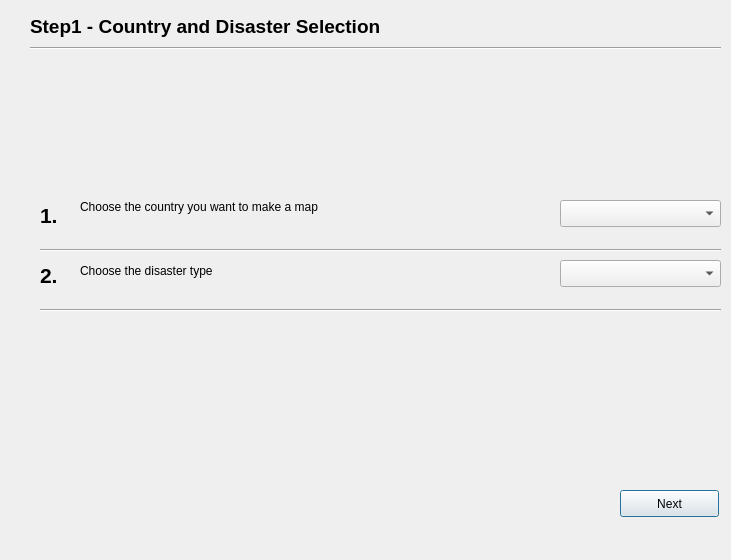
Above: wizard_impact_0_base.ui from anggabayu21/emergency_mapper_qgis_plugin before the change. Below: the same form after it.
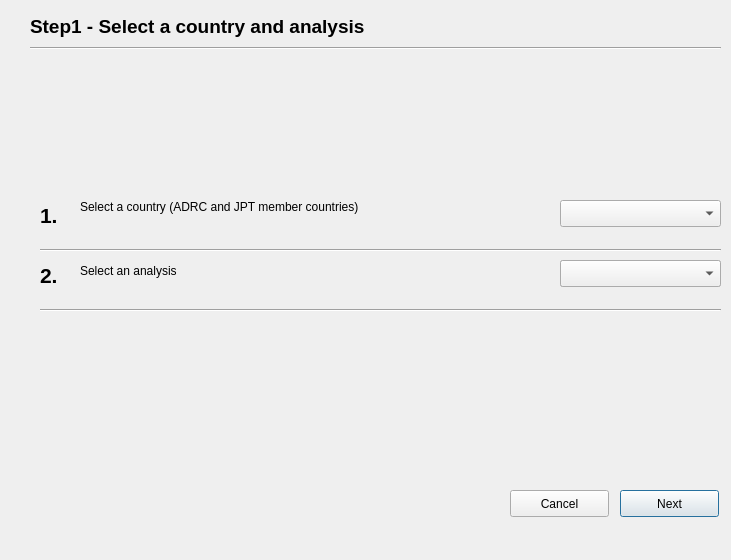
That is the form after the change.

Diff of the .ui file:
```diff
--- a/wizard_impact_0_base.ui
+++ b/wizard_impact_0_base.ui
@@ -18,12 +18,12 @@
     <rect>
      <x>80</x>
      <y>200</y>
-     <width>291</width>
+     <width>461</width>
      <height>41</height>
     </rect>
    </property>
    <property name="text">
-    <string>&lt;html&gt;&lt;head/&gt;&lt;body&gt;&lt;p&gt;Choose the country you want to make a map&lt;/p&gt;&lt;/body&gt;&lt;/html&gt;</string>
+    <string>&lt;html&gt;&lt;head/&gt;&lt;body&gt;&lt;p&gt;Select a country (ADRC and JPT member countries)&lt;/p&gt;&lt;/body&gt;&lt;/html&gt;</string>
    </property>
    <property name="alignment">
     <set>Qt::AlignLeading|Qt::AlignLeft|Qt::AlignTop</set>
@@ -62,7 +62,7 @@
     </font>
    </property>
    <property name="text">
-    <string>Step1 - Country and Disaster Selection</string>
+    <string>Step1 - Select a country and analysis</string>
    </property>
   </widget>
   <widget class="Line" name="line">
@@ -154,7 +154,7 @@
     </rect>
    </property>
    <property name="text">
-    <string>&lt;html&gt;&lt;head/&gt;&lt;body&gt;&lt;p&gt;Choose the disaster type&lt;/p&gt;&lt;/body&gt;&lt;/html&gt;</string>
+    <string>&lt;html&gt;&lt;head/&gt;&lt;body&gt;&lt;p&gt;Select an analysis&lt;/p&gt;&lt;/body&gt;&lt;/html&gt;</string>
    </property>
    <property name="alignment">
     <set>Qt::AlignLeading|Qt::AlignLeft|Qt::AlignTop</set>
@@ -183,6 +183,29 @@
     </rect>
    </property>
   </widget>
+  <widget class="QComboBox" name="analysis_comboBox">
+   <property name="geometry">
+    <rect>
+     <x>560</x>
+     <y>260</y>
+     <width>161</width>
+     <height>27</height>
+    </rect>
+   </property>
+  </widget>
+  <widget class="QPushButton" name="cancel_btn">
+   <property name="geometry">
+    <rect>
+     <x>510</x>
+     <y>490</y>
+     <width>99</width>
+     <height>27</height>
+    </rect>
+   </property>
+   <property name="text">
+    <string>Cancel</string>
+   </property>
+  </widget>
  </widget>
  <resources/>
  <connections/>
```
